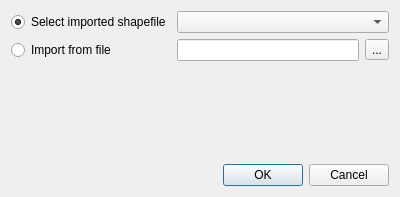
Above: qtgui/shapefileoperationdialog.ui from frabas/DISPLACE_GUI before the change. Below: the same form after it.
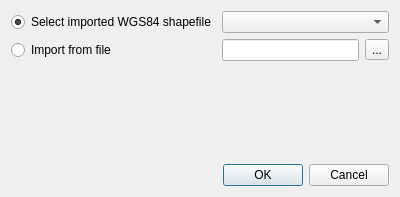
That is the form after the change.

Commit message: Remenber the user to import WGS84 type of shape files only

The edit to the form file:
```diff
--- a/qtgui/shapefileoperationdialog.ui
+++ b/qtgui/shapefileoperationdialog.ui
@@ -40,7 +40,7 @@
    <item row="0" column="0">
     <widget class="QRadioButton" name="radioSelectShapefile">
      <property name="text">
-      <string>Select imported shapefile</string>
+      <string>Select imported WGS84 shapefile</string>
      </property>
      <property name="checked">
       <bool>true</bool>
```
